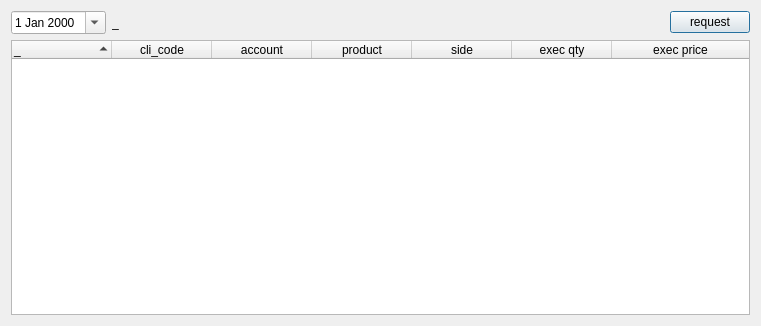
Qt form src/qt_components/src/qorderbook/wexechistreport.ui (jleahred/maiquel-toolkit-cpp) before a commit.
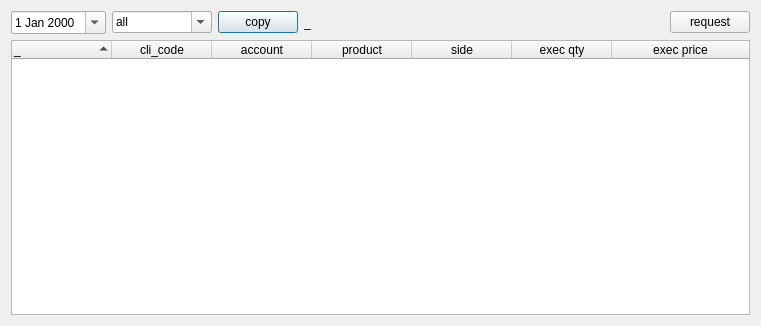
The same form after that commit.

Commit message: cimtrade  modif  historic with filter and copy

```diff
--- a/src/qt_components/src/qorderbook/wexechistreport.ui
+++ b/src/qt_components/src/qorderbook/wexechistreport.ui
@@ -23,6 +23,31 @@
        </property>
       </widget>
      </item>
+     <item>
+      <widget class="QComboBox" name="filter_product">
+       <property name="minimumSize">
+        <size>
+         <width>100</width>
+         <height>0</height>
+        </size>
+       </property>
+       <property name="editable">
+        <bool>true</bool>
+       </property>
+       <item>
+        <property name="text">
+         <string>all</string>
+        </property>
+       </item>
+      </widget>
+     </item>
+     <item>
+      <widget class="QPushButton" name="pb_copy">
+       <property name="text">
+        <string>copy</string>
+       </property>
+      </widget>
+     </item>
      <item>
       <widget class="QLabel" name="message">
        <property name="text">
@@ -48,6 +73,9 @@
        <property name="text">
         <string>request</string>
        </property>
+       <property name="autoDefault">
+        <bool>false</bool>
+       </property>
       </widget>
      </item>
     </layout>
```
The commit also changes 5 other files.
